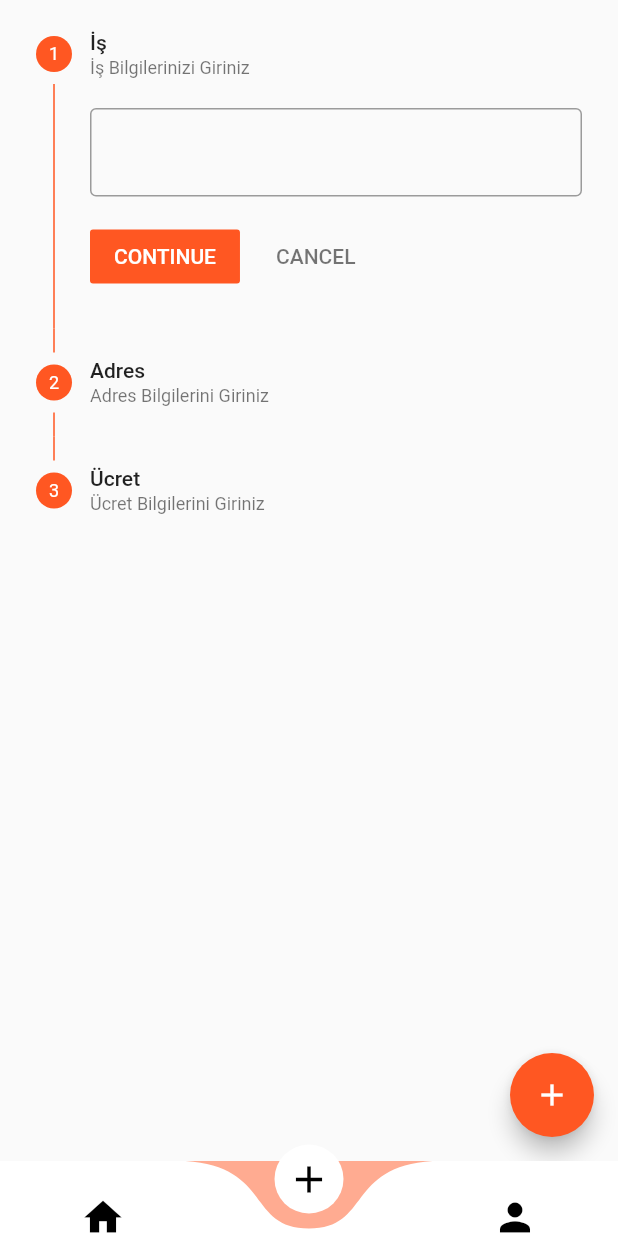
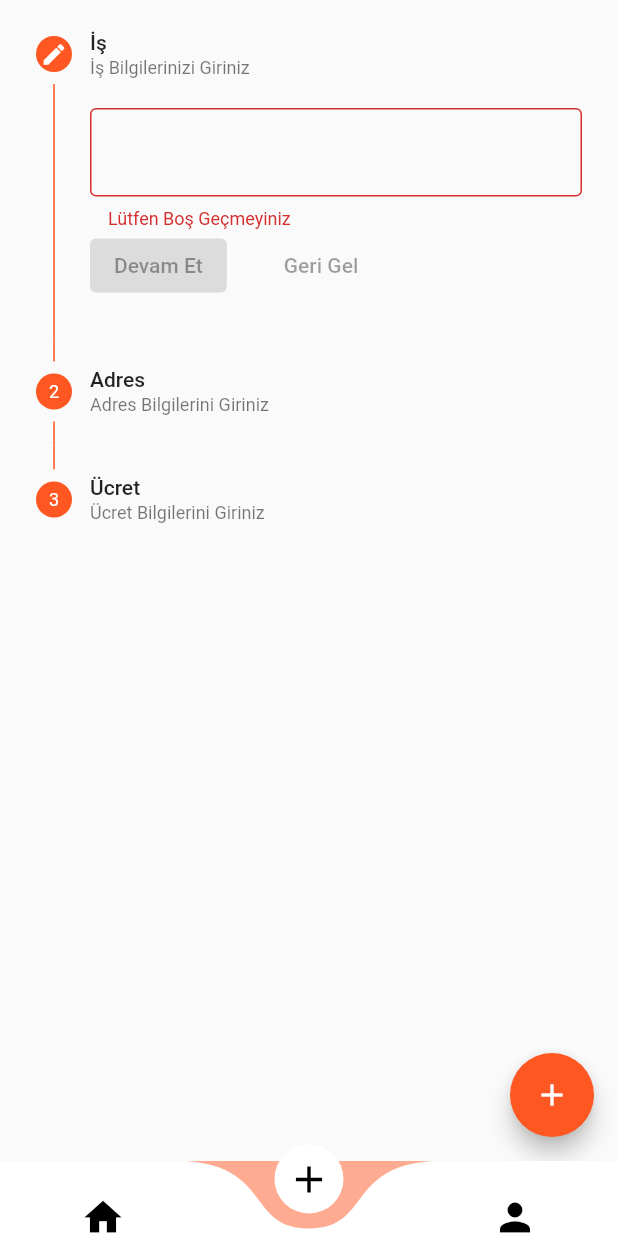
Before and after one commit to isacetin/flutter_is_ilan, a Flutter app: the screen it shows once a user with an empty profile is signed in, item 2 of the bottom bar chosen, after a tap on the "add" icon, on a phone screen of 412 x 824 dp. Run offline on Flutter 3.47's test engine with Material 2 defaults, Android fonts, the phone set to English and light mode, and no system bars; drawn by our look-alikes of curved_navigation_bar; our stand-ins replace cloud_firestore, firebase_auth, firebase_core, lottie; accounts and stored records are empty.

Commit message:
17.03.2021

```diff
--- /dev/null
+++ b/lib/model/ilan.dart
@@ -0,0 +1,24 @@
+class IsIlan {
+  String isAdi;
+  String isDetay;
+  String isUcret;
+  String isZaman;
+  String isAdres;
+  String yayilayanMail;
+
+  IsIlan(
+      {this.isAdi,
+      this.isDetay,
+      this.isUcret,
+      this.isZaman,
+      this.isAdres,
+      this.yayilayanMail});
+
+  IsIlan.fromMap(Map<String, dynamic> map)
+      : isAdi = map["isAdi"],
+        isDetay = map["isDetay"],
+        isUcret = map["isUcret"],
+        isZaman = map["isZaman"],
+        isAdres = map["isAdres"],
+        yayilayanMail = map["yayilayanMail"];
+}
--- a/lib/model/is_ilan.dart
+++ /dev/null
@@ -1,9 +0,0 @@
-class IsIlan {
-  String isAdi;
-  String isDetay;
-  String isUcret;
-  String isZaman;
-  String isAdres;
-
-  IsIlan({this.isAdi, this.isDetay, this.isUcret, this.isZaman, this.isAdres});
-}
--- a/lib/view/create_account.dart
+++ b/lib/view/create_account.dart
@@ -1,6 +1,5 @@
 import 'package:flutter/material.dart';
 import 'package:flutter_is_ilan/view_model/FirebaseAuth.dart';
-import 'package:flutter_is_ilan/view_model/firesbase_firestore.dart';
 import 'package:lottie/lottie.dart';
 import 'package:provider/provider.dart';
 
@@ -18,8 +17,6 @@ class _CreateAccountState extends State<CreateAccount> {
   Widget build(BuildContext context) {
     var _authProvider =
         Provider.of<FirebaseAuthService>(context, listen: false);
-    var _cloudProvider =
-        Provider.of<FirebaseFirestoreService>(context, listen: false);
     return Scaffold(
         body: ListView(
       children: [
--- a/lib/view/ilan_olusturma.dart
+++ b/lib/view/ilan_olusturma.dart
@@ -1,5 +1,5 @@
 import 'package:flutter/material.dart';
-import 'package:flutter_is_ilan/model/is_ilan.dart';
+import 'package:flutter_is_ilan/model/ilan.dart';
 import 'package:flutter_is_ilan/view_model/FirebaseAuth.dart';
 import 'package:flutter_is_ilan/view_model/firesbase_firestore.dart';
 import 'package:provider/provider.dart';
@@ -10,36 +10,60 @@ class IlanEkleme extends StatefulWidget {
 }
 
 class _IlanEklemeState extends State<IlanEkleme> {
+  final snackBar = SnackBar(content: Text('Başarıyla Eklendi'),backgroundColor: Colors.green,);
+
   int aktifStep = 0;
   String isBilgi, adres, ucret;
   var formKey = GlobalKey<FormState>();
+  bool hata = false;
+  bool sonStepMi = false;
 
   @override
   Widget build(BuildContext context) {
     return Scaffold(
-      //appBar: AppBar(title: Text("İlan Ekle"), elevation: 0),
       body: SingleChildScrollView(
         child: Form(
           key: formKey,
           child: Stepper(
+            controlsBuilder: (BuildContext context,
+                {VoidCallback onStepContinue, VoidCallback onStepCancel}) {
+              return Row(
+                children: <Widget>[
+                  ElevatedButton(
+                    onPressed: sonStepMi ? null :  onStepContinue,
+                    child: const Text('Devam Et'),
+                  ),
+                  SizedBox(width: 30),
+                  TextButton(
+                    onPressed: onStepCancel,
+                    child: const Text('Geri Gel'),
+                  ),
+                ],
+              );
+            },
             steps: _tumStepler(formKey),
             currentStep: aktifStep,
-            onStepTapped: (tiklanilanStep) {
+            onStepContinue: () {
               setState(() {
-                aktifStep = tiklanilanStep;
+                if (aktifStep < _tumStepler(formKey).length - 1) {
+                  aktifStep++;
+                  if(aktifStep == 2){
+                    sonStepMi = !sonStepMi;
+                  }else{
+                    sonStepMi = false;
+                  }
+                }
               });
-            },
-            onStepContinue: () {
-              if (aktifStep < _tumStepler(formKey).length - 1) {
-                setState(() {
-                  aktifStep++;
-                });
-              }
             },
             onStepCancel: () {
               if (aktifStep > 0) {
                 setState(() {
                   aktifStep--;
+                  if(aktifStep == 2){
+                    sonStepMi = !sonStepMi;
+                  }else{
+                    sonStepMi = false;
+                  }
                 });
               } else {
                 aktifStep = 0;
@@ -55,14 +79,28 @@ class _IlanEklemeState extends State<IlanEkleme> {
   FloatingActionButton buildFloatingActionButton() {
     var _autProvider = Provider.of<FirebaseAuthService>(context);
     return FloatingActionButton(
-      child: Icon(Icons.add),
-      onPressed: () {
-        formKey.currentState.save();
-        IsIlan yeniIsIlan = IsIlan(isAdi: "is Adı",isDetay:isBilgi,isUcret: ucret,isAdres: adres,isZaman: "54'de");
-        print(isBilgi + " + " + ucret + " + " + adres);
-        FirebaseFirestoreService().IsKaydet(_autProvider.kullaniciTakip().uid, yeniIsIlan);
-      },
-    );
+        child: Icon(Icons.add),
+        onPressed: () {
+          if (formKey.currentState.validate()) {
+            formKey.currentState.save();
+            IsIlan yeniIsIlan = IsIlan(
+                isAdi: "is Adı",
+                isDetay: isBilgi,
+                isUcret: ucret,
+                isAdres: adres,
+                yayilayanMail: _autProvider.kullaniciTakip().email,
+                isZaman: "54'de");
+            FirebaseFirestoreService()
+                .IsKaydet(yeniIsIlan)
+                .then((value) {
+              ScaffoldMessenger.of(context).showSnackBar(snackBar);
+            });
+            setState(() {
+              formKey.currentState.reset();
+              aktifStep = 0;
+            });
+          }
+        });
   }
 
   List<Step> _tumStepler(GlobalKey formKey) {
@@ -70,36 +108,57 @@ class _IlanEklemeState extends State<IlanEkleme> {
       Step(
         title: Text("İş"),
         subtitle: Text("İş Bilgilerinizi Giriniz"),
-        state: StepState.indexed,
+        state: _stateleriAyarla(0),
         isActive: true,
         content: TextFormField(
           decoration: InputDecoration(border: OutlineInputBorder()),
           onSaved: (girilenDeger) {
             isBilgi = girilenDeger;
           },
+          validator: (girilenDeger) {
+            if (girilenDeger.length == 0) {
+              return "Lütfen Boş Geçmeyiniz";
+            } else {
+              return null;
+            }
+          },
         ),
       ),
       Step(
         title: Text("Adres"),
         subtitle: Text("Adres Bilgilerini Giriniz"),
-        state: StepState.indexed,
+        state: _stateleriAyarla(1),
         isActive: true,
         content: TextFormField(
           decoration: InputDecoration(border: OutlineInputBorder()),
           onSaved: (girilenDeger) {
             adres = girilenDeger;
           },
+          validator: (girilenDeger) {
+            if (girilenDeger.length == 0) {
+              return "Lütfen Boş Geçmeyiniz";
+            } else {
+              return null;
+            }
+          },
         ),
       ),
       Step(
         title: Text("Ücret"),
         subtitle: Text("Ücret Bilgilerini Giriniz"),
-        state: StepState.indexed,
+        state: _stateleriAyarla(2),
         isActive: true,
         content: TextFormField(
           decoration: InputDecoration(border: OutlineInputBorder()),
           onSaved: (girilenDeger) {
             ucret = girilenDeger;
+          },
+          validator: (girilenDeger) {
+            if (girilenDeger.length == 0) {
+              return "Lütfen Boş Geçmeyiniz";
+            } else {
+              return null;
+            }
           },
         ),
       ),
@@ -107,4 +166,12 @@ class _IlanEklemeState extends State<IlanEkleme> {
 
     return stepler;
   }
+
+  StepState _stateleriAyarla(int oankiStep) {
+    if (aktifStep == oankiStep) {
+      return StepState.editing;
+    } else {
+      return StepState.indexed;
+    }
+  }
 }
--- a/lib/view/ilanlar.dart
+++ b/lib/view/ilanlar.dart
@@ -1,8 +1,34 @@
+import 'package:cloud_firestore/cloud_firestore.dart';
 import 'package:flutter/material.dart';
+import 'package:flutter_is_ilan/model/ilan.dart';
+import 'package:flutter_is_ilan/view_model/firesbase_firestore.dart';
 
-class Ilanlar extends StatelessWidget {
+class Ilanlar extends StatefulWidget {
+  @override
+  _IlanlarState createState() => _IlanlarState();
+}
+
+class _IlanlarState extends State<Ilanlar> {
   @override
   Widget build(BuildContext context) {
-    return Center(child: Text("İlanlar"),);
+    return Scaffold(
+      appBar: AppBar(elevation: 0),
+      body: FutureBuilder(
+          future: FirebaseFirestore.instance.collection("isler").get(),
+          builder: (context, snapshot) {
+            if (!snapshot.hasData) {
+              return Center(
+                child: CircularProgressIndicator(),
+              );
+            } else {
+              return ListView.builder(
+                  itemCount: snapshot.data.docs.length,
+                  itemBuilder: (context, index) {
+                    DocumentSnapshot product = snapshot.data.docs[index];
+                    return Text(product["yayilayanMail"]);
+                  });
+            }
+          }),
+    );
   }
 }
--- a/lib/view_model/FirebaseAuth.dart
+++ b/lib/view_model/FirebaseAuth.dart
@@ -38,8 +38,7 @@ class FirebaseAuthService extends ChangeNotifier {
 
   Future<Kullanici> loginUserandPassword(String email, String password) async {
     try {
-      UserCredential girisYapanKullanici = await _firebaseAuth
-          .signInWithEmailAndPassword(email: email, password: password);
+      UserCredential girisYapanKullanici = await _firebaseAuth.signInWithEmailAndPassword(email: email, password: password);
       return kullaniciNesneOlustur(girisYapanKullanici.user);
     } catch (e) {
       print("loginUserandPassword Hata Oluştu : $e");
--- a/lib/view_model/firesbase_firestore.dart
+++ b/lib/view_model/firesbase_firestore.dart
@@ -2,7 +2,7 @@ import 'package:cloud_firestore/cloud_firestore.dart';
 import 'package:firebase_auth/firebase_auth.dart';
 import 'package:flutter/cupertino.dart';
 import 'package:flutter_is_ilan/model/Kullanici.dart';
-import 'package:flutter_is_ilan/model/is_ilan.dart';
+import 'package:flutter_is_ilan/model/ilan.dart';
 
 class FirebaseFirestoreService extends ChangeNotifier {
   FirebaseFirestore _firebaseFirestore = FirebaseFirestore.instance;
@@ -25,14 +25,15 @@ class FirebaseFirestoreService extends ChangeNotifier {
     return kullanici;
   }
 
-  IsKaydet(String userID , IsIlan isIlan) async{
+  Future<void> IsKaydet(IsIlan isIlan) async{
     try{
-      await _firebaseFirestore.collection("isler").doc(userID).set({
+      await _firebaseFirestore.collection("isler").doc().set({
         "isAdi" : isIlan.isAdi,
         "İdAdres" : isIlan.isAdres,
         "isDetay" : isIlan.isDetay,
         "isUcret" : isIlan.isUcret,
         "isZaman" : isIlan.isZaman,
+        "yayilayanMail" : isIlan.yayilayanMail
       }).then((value) => {
         print("İş Başarıyla Eklendi")
       });
@@ -40,4 +41,5 @@ class FirebaseFirestoreService extends ChangeNotifier {
       print("İs Kayıt Ederken Hata $e");
     }
   }
+
 }
--- a/lib/widgets/card_widget.dart
+++ b/lib/widgets/card_widget.dart
@@ -1,11 +1,10 @@
 import 'package:flutter/material.dart';
+
 class CustomCardWidget extends StatelessWidget {
-  Icon leading;
-  Text title;
+  final Icon leading;
+  final Text title;
   VoidCallback onpress = () {};
-
   CustomCardWidget({this.leading, this.title, this.onpress});
-
   @override
   Widget build(BuildContext context) {
     return Card(
```
